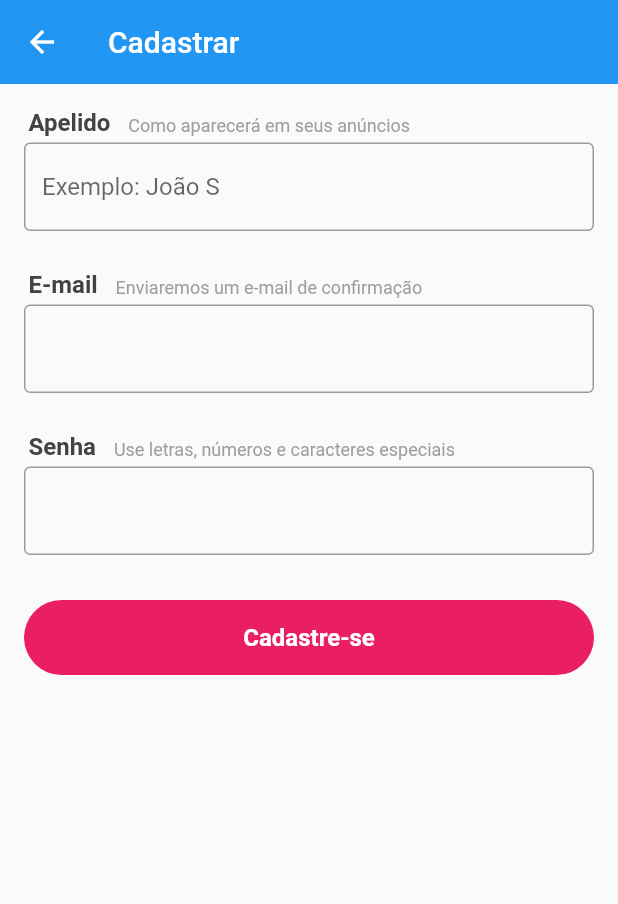
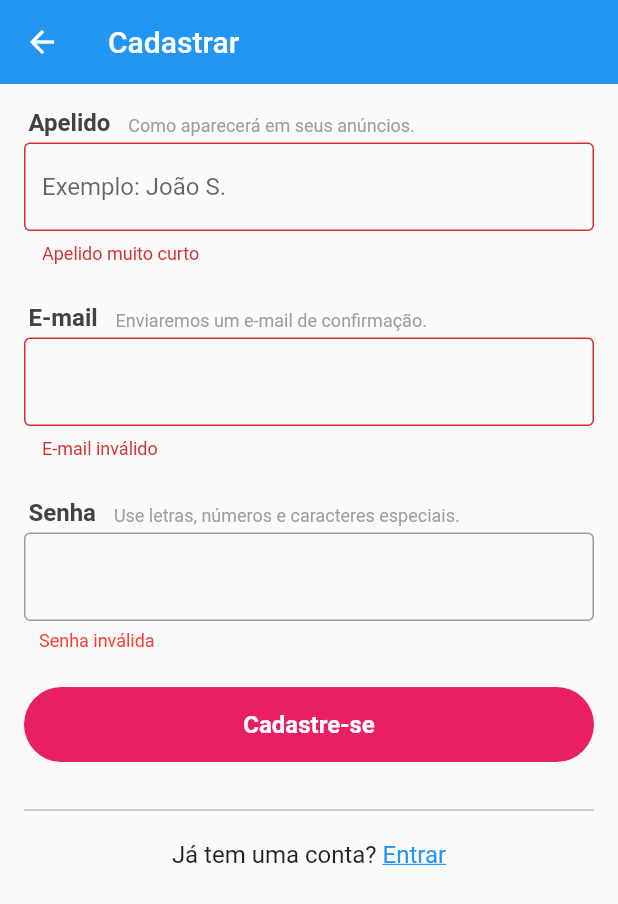
Before and after one commit to dieinimymaganha/olx, a Flutter app: the SignUpScreen screen opened directly, after a tap on "Cadastre-se", on a phone screen of 412 x 824 dp. Shown: the top 904 px of the screen. Run offline on Flutter 3.47's test engine with Material 2 defaults, Android fonts, the phone set to English and light mode, and no system bars; our stand-ins replace brasil_fields, parse_server_sdk, rxdart.

```diff
--- /dev/null
+++ b/xlo/lib/models/user.dart
@@ -0,0 +1,8 @@
+class User {
+  String name;
+  String email;
+  String password;
+
+  User({this.name, this.email, this.password});
+
+}
--- a/xlo/lib/screens/signup/signup_screen.dart
+++ b/xlo/lib/screens/signup/signup_screen.dart
@@ -1,4 +1,5 @@
 import 'package:flutter/material.dart';
+import 'package:xlo/blocs/signup_bloc.dart';
 import 'package:xlo/screens/signup/widgets/field_title.dart';
 import 'package:xlo/screens/signup/widgets/password_field.dart';
 
@@ -8,7 +9,22 @@ class SignUpScreen extends StatefulWidget {
 }
 
 class _SignUpScreenState extends State<SignUpScreen> {
+
   final GlobalKey<FormState> _formKey = GlobalKey<FormState>();
+
+  SignUpBloc _signUpBloc;
+
+  @override
+  void initState() {
+    super.initState();
+    _signUpBloc = SignUpBloc();
+  }
+
+  @override
+  void dispose() {
+    _signUpBloc?.dispose();
+    super.dispose();
+  }
 
   @override
   Widget build(BuildContext context) {
@@ -19,69 +35,111 @@ class _SignUpScreenState extends State<SignUpScreen> {
       ),
       body: Form(
         key: _formKey,
-        child: ListView(
+        child: StreamBuilder<SignUpBlocState>(
+            stream: _signUpBloc.outState,
+            builder: (context, snapshot) {
+              return ListView(
                 padding: const EdgeInsets.all(16),
                 children: <Widget>[
                   const FieldTitle(
                     title: 'Apelido',
-              subtitle: 'Como aparecerá em seus anúncios',
+                    subtitle: 'Como aparecerá em seus anúncios.',
                   ),
                   TextFormField(
                     decoration: const InputDecoration(
-                  border: OutlineInputBorder(), hintText: 'Exemplo: João S'),
-              validator: (text) {
-                if (text.length < 6) {
+                      border: OutlineInputBorder(),
+                      hintText: 'Exemplo: João S.',
+                    ),
+                    validator: (text){
+                      if(text.length < 6)
                         return 'Apelido muito curto';
-                }
                       return null;
                     },
+                    onSaved: _signUpBloc.setName,
+                    enabled: snapshot.data.state != SignUpState.LOADING,
                   ),
-            const SizedBox(
-              height: 26,
-            ),
+                  const SizedBox(height: 26,),
                   const FieldTitle(
                     title: 'E-mail',
-              subtitle: 'Enviaremos um e-mail de confirmação',
+                    subtitle: 'Enviaremos um e-mail de confirmação.',
                   ),
                   TextFormField(
                     decoration: const InputDecoration(
                       border: OutlineInputBorder(),
                     ),
-              validator: (text) {
-                if (text.length < 6 || !text.contains('@')) {
+                    validator: (text){
+                      if(text.length < 6 || !text.contains('@'))
                         return 'E-mail inválido';
-                }
                       return null;
                     },
+                    onSaved: _signUpBloc.setEmail,
+                    enabled: snapshot.data.state != SignUpState.LOADING,
                   ),
-            const SizedBox(
-              height: 26,
-            ),
+                  const SizedBox(height: 26,),
                   const FieldTitle(
                     title: 'Senha',
-              subtitle: 'Use letras, números e caracteres especiais',
+                    subtitle: 'Use letras, números e caracteres especiais.',
                   ),
-            PasswordField(),
+                  PasswordField(
+                    onSaved: _signUpBloc.setPassword,
+                    enabled: snapshot.data.state != SignUpState.LOADING,
+                  ),
                   Container(
                     margin: const EdgeInsets.symmetric(vertical: 24),
                     height: 50,
                     child: RaisedButton(
-                onPressed: () {},
                       color: Colors.pink,
                       disabledColor: Colors.pink.withAlpha(150),
-                child: Text(
+                      child: snapshot.data.state == SignUpState.LOADING ?
+                      CircularProgressIndicator(
+                        valueColor: AlwaysStoppedAnimation<Color>(Colors.white),
+                      ) :
+                      Text(
                         'Cadastre-se',
                         style: TextStyle(
                           color: Colors.white,
                           fontSize: 16,
-                      fontWeight: FontWeight.w600),
+                          fontWeight: FontWeight.w600,
                         ),
+                      ),
+                      onPressed: snapshot.data.state != SignUpState.LOADING ? _signUp : null,
                       elevation: 0,
                       shape: RoundedRectangleBorder(
-                    borderRadius: BorderRadius.circular(25)),
+                          borderRadius: BorderRadius.circular(25)
+                      ),
+                    ),
+                  ),
+                  Divider(
+                    color: Colors.grey,
+                  ),
+                  Padding(
+                    padding: const EdgeInsets.symmetric(vertical: 12),
+                    child: Row(
+                      mainAxisAlignment: MainAxisAlignment.center,
+                      children: <Widget>[
+                        const Text(
+                          'Já tem uma conta? ',
+                          style: TextStyle(fontSize: 16),
+                        ),
+                        GestureDetector(
+                          onTap: () {
+                            Navigator.of(context).pop();
+                          },
+                          child: Text(
+                            'Entrar',
+                            style: TextStyle(
+                              decoration: TextDecoration.underline,
+                              color: Colors.blue,
+                              fontSize: 16,
+                            ),
                           ),
                         )
                       ],
+                    ),
+                  )
+                ],
+              );
+            }
         ),
       ),
     );
@@ -91,6 +149,7 @@ class _SignUpScreenState extends State<SignUpScreen> {
     if(_formKey.currentState.validate()){
       _formKey.currentState.save();
 
+      _signUpBloc.signUp();
     }
   }
 }
--- a/xlo/lib/screens/signup/widgets/password_field.dart
+++ b/xlo/lib/screens/signup/widgets/password_field.dart
@@ -3,9 +3,11 @@ import 'package:flutter/material.dart';
 
 class PasswordField extends StatelessWidget {
 
-  PasswordField({this.onSaved});
+  PasswordField({this.onSaved, this.enabled});
 
   final FormFieldSetter<String> onSaved;
+  final bool enabled;
+
 
   @override
   Widget build(BuildContext context) {
@@ -40,6 +42,7 @@ class PasswordField extends StatelessWidget {
               decoration: const InputDecoration(border: OutlineInputBorder()),
               obscureText: true,
               onChanged: state.didChange,
+              enabled: enabled,
             ),
             if(state.value.isNotEmpty)
               Container(
```
Also changed, not shown: xlo/lib/blocs/signup_bloc.dart (+21 -0 lines). Lines whose indentation alone changed are shown as unchanged.
